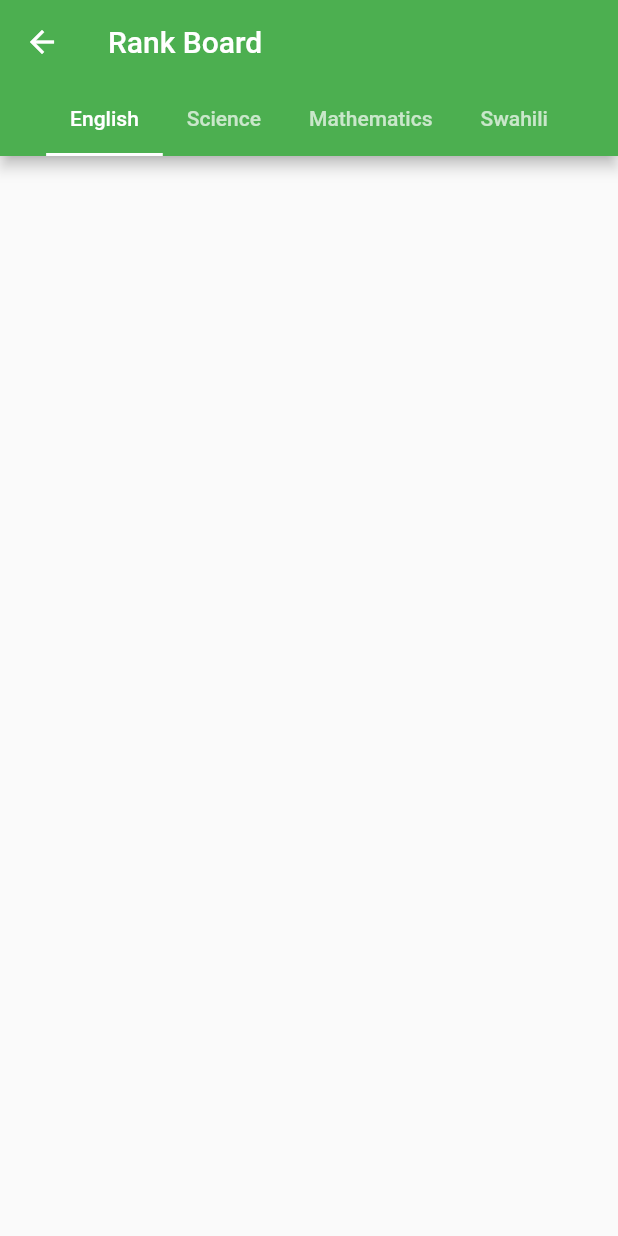
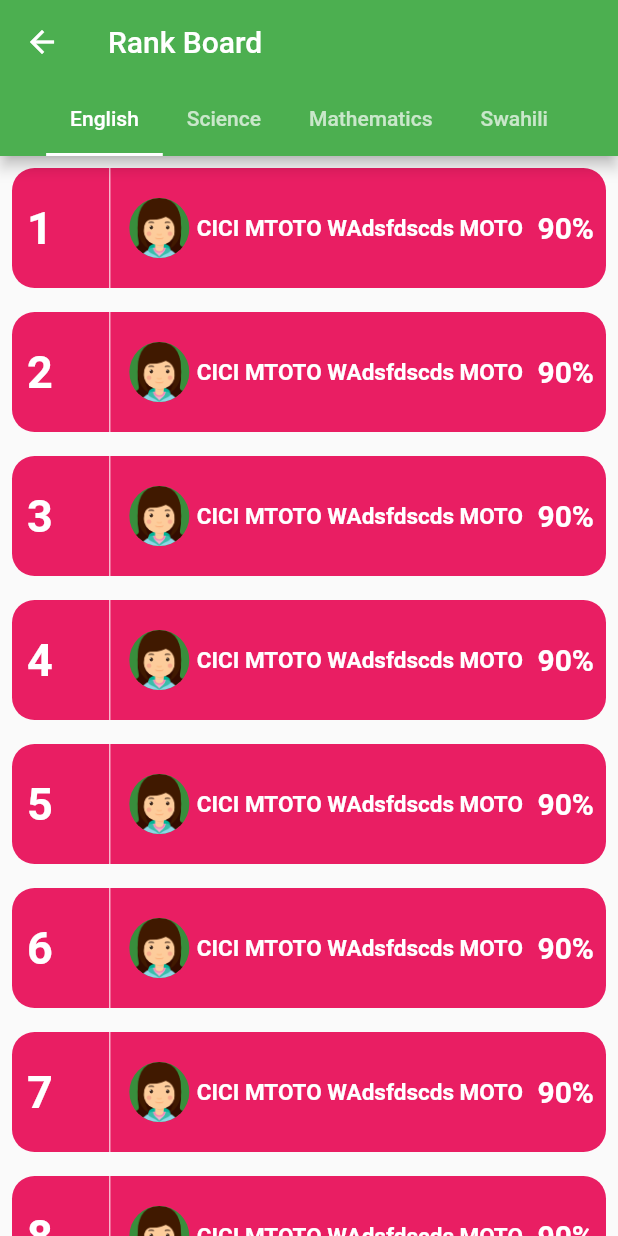
Before and after one commit to qlicue-digital-agency-ltd/online_exam_app, a Flutter app: the screen it shows after launch, in the side drawer, after a tap on "Rank Board", on a phone screen of 412 x 824 dp. Run offline on Flutter 3.47's test engine with Material 2 defaults, Android fonts, the phone set to English and light mode, and no system bars.

Commit message:
rank design completed

```diff
--- /dev/null
+++ b/lib/views/components/cards/rank_card.dart
@@ -0,0 +1,60 @@
+import 'package:flutter/material.dart';
+
+class RankCard extends StatelessWidget {
+  final int rank;
+
+  const RankCard({Key key, @required this.rank}) : super(key: key);
+  @override
+  Widget build(BuildContext context) {
+    return Container(
+      decoration: BoxDecoration(
+          color: Colors.pink, borderRadius: BorderRadius.circular(15)),
+      height: 80,
+      child: Row(
+        children: <Widget>[
+          Padding(
+            padding: const EdgeInsets.all(10.0),
+            child: Text(
+              rank.toString(),
+              style: TextStyle(
+                  fontSize: 30,
+                  color: Colors.white,
+                  fontWeight: FontWeight.w600),
+            ),
+          ),
+          SizedBox(
+            width: 20,
+          ),
+          VerticalDivider(
+            color: Colors.white,
+          ),
+          SizedBox(
+            width: 5,
+          ),
+          CircleAvatar(
+            backgroundImage: AssetImage('assets/icon/girl.png'),
+          ),
+          SizedBox(
+            width: 5,
+          ),
+          Expanded(
+              child: Text("CICI MTOTO WAdsfdscds MOTO",
+                  style: TextStyle(
+                      fontSize: 15,
+                      color: Colors.white,
+                      fontWeight: FontWeight.w600))),
+          Padding(
+            padding: const EdgeInsets.all(8.0),
+            child: Text(
+              "90%",
+              style: TextStyle(
+                  fontSize: 20,
+                  color: Colors.white,
+                  fontWeight: FontWeight.w600),
+            ),
+          ),
+        ],
+      ),
+    );
+  }
+}
--- a/lib/views/pages/drawer_page.dart
+++ b/lib/views/pages/drawer_page.dart
@@ -1,4 +1,5 @@
 import 'package:flutter/material.dart';
+import 'package:online_exam_app/views/pages/past_paper_page.dart';
 import 'package:online_exam_app/views/pages/rank_page.dart';
 
 class DrawerPage extends StatelessWidget {
@@ -32,6 +33,10 @@ class DrawerPage extends StatelessWidget {
               ListTile(
                 onTap: () {
                   Navigator.pop(context);
+                      Navigator.push(
+                      context,
+                      MaterialPageRoute(
+                          builder: (BuildContext context) => PastPaperPage()));
                 },
                 leading: Icon(
                   Icons.book,
--- /dev/null
+++ b/lib/views/pages/past_paper_page.dart
@@ -0,0 +1,23 @@
+import 'package:flutter/material.dart';
+
+class PastPaperPage extends StatelessWidget {
+  @override
+  Widget build(BuildContext context) {
+    return Scaffold(
+      appBar: AppBar(
+        title: Text('Past Papers'),
+      ),
+      body: Padding(
+        padding: const EdgeInsets.all(10.0),
+        child: GridView.builder(
+            itemCount: 6,
+            gridDelegate:
+                new SliverGridDelegateWithFixedCrossAxisCount(crossAxisCount: 2, crossAxisSpacing: 5, mainAxisSpacing: 5),
+            itemBuilder: (BuildContext context, int index) => Container(
+                  color: Colors.teal,
+
+                )),
+      ),
+    );
+  }
+}
--- a/lib/views/pages/rank_page.dart
+++ b/lib/views/pages/rank_page.dart
@@ -1,4 +1,5 @@
 import 'package:flutter/material.dart';
+import 'package:online_exam_app/views/screens/rank_board_screen.dart';
 
 class RankPage extends StatelessWidget {
   @override
@@ -25,6 +26,14 @@ class RankPage extends StatelessWidget {
             ],
           ),
         ),
+        body: TabBarView(
+          children: <Widget>[
+            RankBoardScreen(),
+            RankBoardScreen(),
+            RankBoardScreen(),
+            RankBoardScreen(),
+          ],
+        ),
       ),
       length: 4,
     );
--- /dev/null
+++ b/lib/views/screens/rank_board_screen.dart
@@ -0,0 +1,17 @@
+import 'package:flutter/material.dart';
+import 'package:online_exam_app/views/components/cards/rank_card.dart';
+
+class RankBoardScreen extends StatelessWidget {
+  @override
+  Widget build(BuildContext context) {
+    return ListView.builder(
+      itemBuilder: (BuildContext context, int index) => Padding(
+        padding: const EdgeInsets.all(8.0),
+        child: RankCard(
+          rank: index + 1,
+        ),
+      ),
+      itemCount: 10,
+    );
+  }
+}
```
